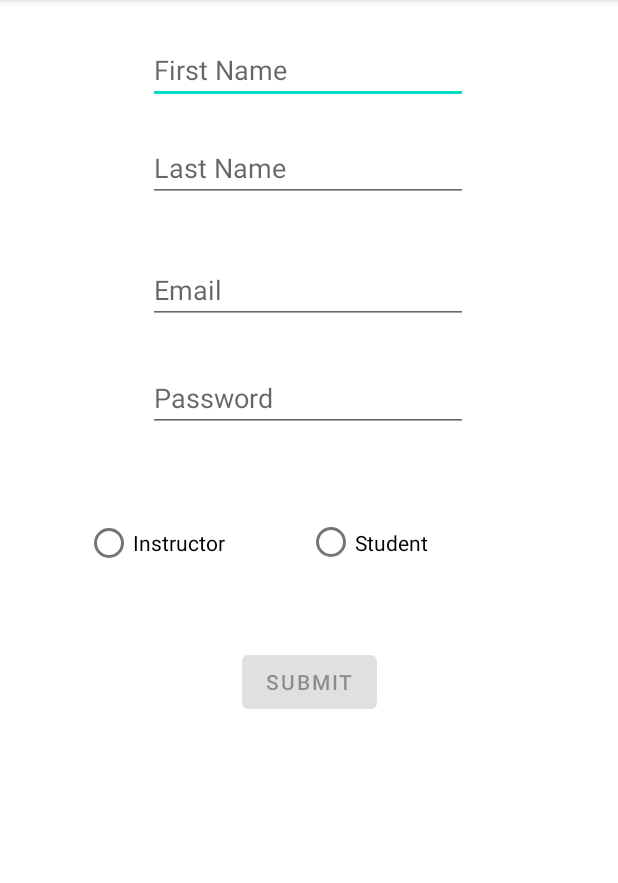
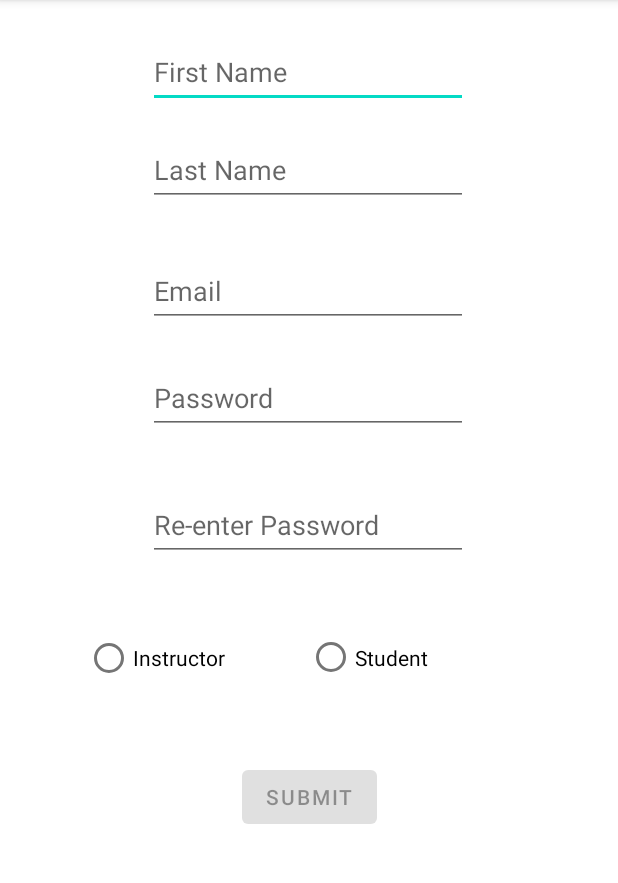
Before and after one commit to uOttawa-Summer2022/group13_project, an Android app: the RegistrationActivity screen opened directly, with no data from a screen before it, on a phone screen of 412 x 824 dp, the part 84-967 px from its top. Run offline under Robolectric (Android 15) with nearby library versions, the phone set to English and light mode, and no system bars; our stand-ins replace Firebase (no records; nobody signed in at launch, a user with empty details on screens opened directly).

Commit message:
User registration

```diff
--- a/app/src/main/java/com/example/project/data/FireBaseDataBaseHandler.java
+++ b/app/src/main/java/com/example/project/data/FireBaseDataBaseHandler.java
@@ -1,10 +1,13 @@
 package com.example.project.data;
+
+import static java.lang.Thread.*;
 
 import android.util.Log;
 
 import androidx.annotation.NonNull;
 
 import com.example.project.data.model.Course;
+import com.example.project.data.model.User;
 import com.google.firebase.database.DataSnapshot;
 import com.google.firebase.database.DatabaseError;
 import com.google.firebase.database.DatabaseReference;
@@ -19,7 +22,17 @@ public class FireBaseDataBaseHandler {
     private FirebaseDatabase myDataBase;
     private DatabaseReference myRootRef ;
     private final String COURSE_NAME = "CourseName";
+    private final String USER_NAME = "UserName";
+    private final String FIRST_NAME = "FirstName";
+    private final String LAST_NAME = "LastName";
+    private final String PASSWORD = "Password";
+    private final String ROLE = "Role";
     private ArrayList<Course> courses;
+    private ArrayList<User> users;
+
+
+
+    private boolean isUsersCallbackDone = false;
 
 
 
@@ -27,6 +40,8 @@ public class FireBaseDataBaseHandler {
         myDataBase = FirebaseDatabase.getInstance();
         myRootRef = myDataBase.getReference();
         courses = new ArrayList<Course>();
+        users = new ArrayList<User>();
+
     }
 
     public void readCoursesFromFireBase(){
@@ -48,12 +63,39 @@ public class FireBaseDataBaseHandler {
            }
        });
 
+    }
+    public void readUsersFromFireBase(){
+        myRootRef.child("Users").addValueEventListener(new ValueEventListener() {
+            @Override
+            public void onDataChange(@NonNull DataSnapshot dataSnapshot) {
+                isUsersCallbackDone= true;
+                users.clear();
+                for (DataSnapshot d : dataSnapshot.getChildren()) {
+                    //String.valueOf()
+                    //User u = new User(d.child(USER_NAME).getValue().toString(),"", "","","");
+                            //d.child(FIRST_NAME).getValue().toString(), d.child(LAST_NAME).getValue().toString(),
+                    //d.child(PASSWORD).getValue().toString(), User.convertToRole(d.child("roleAsString").getValue().toString()) );
+                    User u = dataSnapshot.child(d.getKey()).getValue(User.class);
+                    users.add(u);
+                    Log.d("DBFB", u.toString() + " and the user saved size is " + users.size());
 
+                }
+            }
+            @Override
+            public void onCancelled(@NonNull DatabaseError databaseError) {
 
+            }
+        });
     }
 
     public void addCourseToFireBase(Course course){
         myRootRef.child("Courses").child(course.getCourseCode()).child(COURSE_NAME).setValue(course.getCourseName());
+    }
+    public void addUserToFireBase(User u){
+        Log.d("DBFB", "addUser");
+        String key = myRootRef.child("Users").push().getKey();
+        myRootRef.child("Users").child(key).setValue(u);
+        Log.d("DBFB", "addUserDone");
     }
 
     public void editData(Course course){
@@ -69,7 +111,23 @@ public class FireBaseDataBaseHandler {
         }
         return false;
     }
+    public boolean userExistsInDatabase(User user) {
+
+        for (User u: users) {
+            Log.d("DBFB", "Check!!!!! u is" + u.toString() + " user is " + user.toString());
+            if(user.getUserName().equals(u.getUserName())){
+                return true;
+            }
+        }
+        return false;
+    }
     public ArrayList<Course> getCourses(){
         return this.courses;
     }
+    public ArrayList<User> getUsers(){
+        return this.users;
+    }
+    public boolean isUsersCallbackDone() {
+        return isUsersCallbackDone;
+    }
 }
--- a/app/src/main/res/layout/activity_registration.xml
+++ b/app/src/main/res/layout/activity_registration.xml
@@ -15,6 +15,7 @@
         android:ems="10"
         android:hint="First Name"
         android:inputType="textPersonName"
+        android:minHeight="48dp"
         app:layout_constraintBottom_toBottomOf="parent"
         app:layout_constraintEnd_toEndOf="parent"
         app:layout_constraintHorizontal_bias="0.497"
@@ -31,6 +32,7 @@
         android:ems="10"
         android:hint="Last Name"
         android:inputType="textPersonName"
+        android:minHeight="48dp"
         app:layout_constraintBottom_toBottomOf="parent"
         app:layout_constraintEnd_toEndOf="parent"
         app:layout_constraintHorizontal_bias="0.497"
@@ -46,6 +48,7 @@
         android:ems="10"
         android:hint="Email"
         android:inputType="textEmailAddress"
+        android:minHeight="48dp"
         app:layout_constraintBottom_toBottomOf="parent"
         app:layout_constraintEnd_toEndOf="parent"
         app:layout_constraintHorizontal_bias="0.497"
@@ -62,12 +65,41 @@
         android:ems="10"
         android:hint="Password"
         android:inputType="textPassword"
+        android:minHeight="48dp"
         app:layout_constraintBottom_toBottomOf="parent"
         app:layout_constraintEnd_toEndOf="parent"
         app:layout_constraintHorizontal_bias="0.497"
         app:layout_constraintStart_toStartOf="parent"
         app:layout_constraintTop_toTopOf="parent"
         app:layout_constraintVertical_bias="0.324" />
+
+    <EditText
+        android:id="@+id/editTextPasswordConfirm"
+        android:layout_width="wrap_content"
+        android:layout_height="wrap_content"
+        android:layout_marginTop="16dp"
+        android:layout_marginBottom="8dp"
+        android:ems="10"
+        android:hint="Re-enter Password"
+        android:inputType="textPassword"
+        android:minHeight="48dp"
+        app:layout_constraintBottom_toBottomOf="parent"
+        app:layout_constraintEnd_toEndOf="parent"
+        app:layout_constraintHorizontal_bias="0.497"
+        app:layout_constraintStart_toStartOf="parent"
+        app:layout_constraintTop_toTopOf="parent"
+        app:layout_constraintVertical_bias="0.445" />
+
+    <Button
+        android:id="@+id/submitButton"
+        android:layout_width="wrap_content"
+        android:layout_height="wrap_content"
+        android:text="@string/user_register"
+        app:layout_constraintBottom_toBottomOf="parent"
+        app:layout_constraintEnd_toEndOf="parent"
+        app:layout_constraintStart_toStartOf="parent"
+        app:layout_constraintTop_toTopOf="parent"
+        app:layout_constraintVertical_bias="0.705" />
 
     <RadioGroup
         android:id="@+id/radioGroup2"
@@ -79,7 +111,7 @@
         app:layout_constraintHorizontal_bias="0.495"
         app:layout_constraintStart_toStartOf="parent"
         app:layout_constraintTop_toTopOf="parent"
-        app:layout_constraintVertical_bias="0.469">
+        app:layout_constraintVertical_bias="0.577">
 
         <RadioButton
             android:id="@+id/radioButton3"
@@ -95,16 +127,5 @@
 
     </RadioGroup>
 
-    <Button
-        android:id="@+id/submitButton"
-        android:layout_width="wrap_content"
-        android:layout_height="wrap_content"
-        android:text="@string/user_register"
-        app:layout_constraintBottom_toBottomOf="parent"
-        app:layout_constraintEnd_toEndOf="parent"
-        app:layout_constraintStart_toStartOf="parent"
-        app:layout_constraintTop_toTopOf="parent"
-        app:layout_constraintVertical_bias="0.598" />
-
 
 </androidx.constraintlayout.widget.ConstraintLayout>
```
Also changed, not shown: app/src/main/java/com/example/project/data/model/User.java (added, +105 -0 lines), app/src/main/java/com/example/project/ui/login/RegistrationActivity.java (+54 -3 lines).
